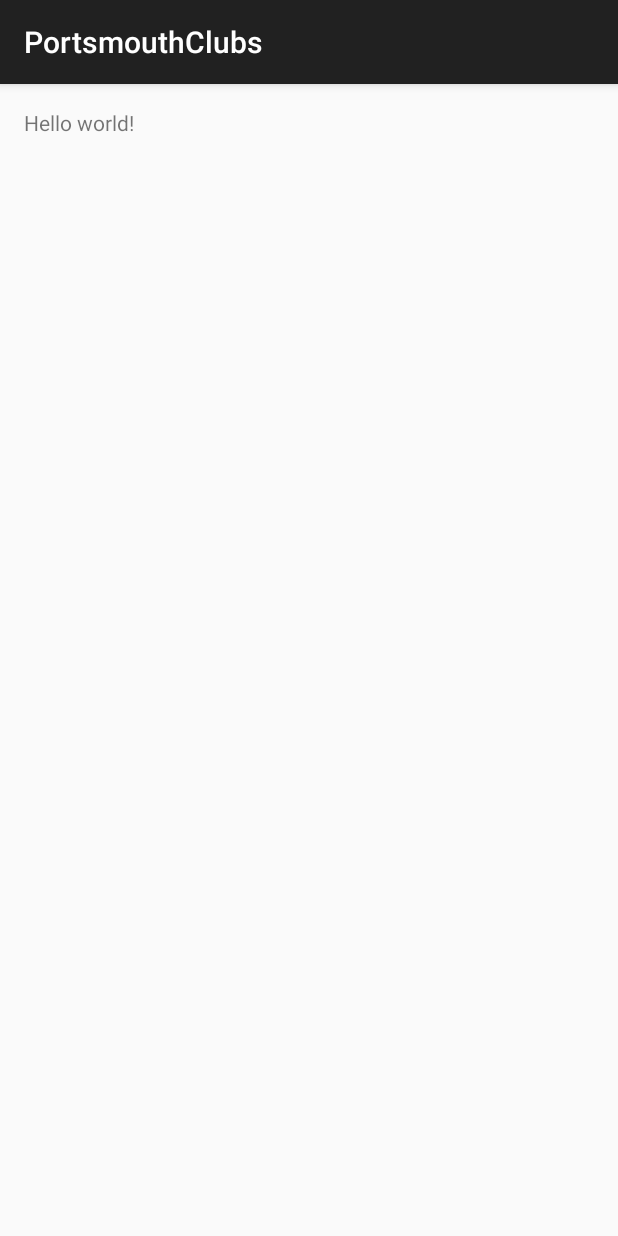
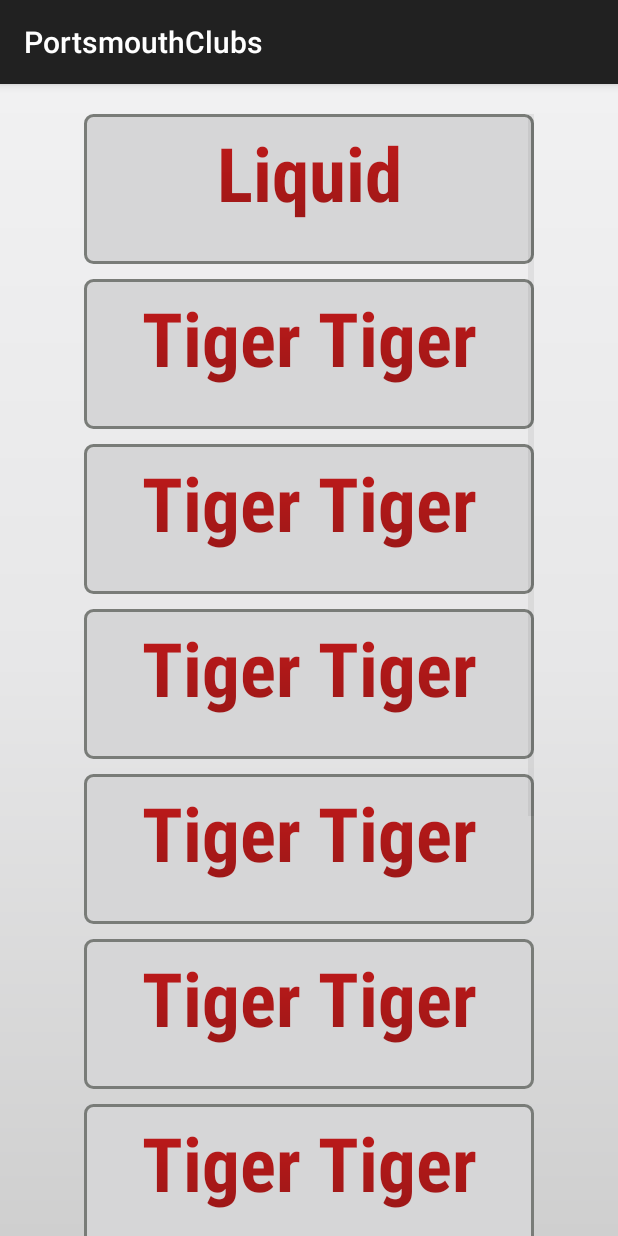
Before and after one commit to harrydet/GoOut, an Android app: the PortsmouthClubs screen opened directly, with no data from a screen before it, on a phone screen of 412 x 824 dp. Run offline under Robolectric (Android 15) with nearby library versions, the phone set to English and light mode, and no system bars.

Commit message:
Need bw to color anim

```diff
--- a/app/src/main/AndroidManifest.xml
+++ b/app/src/main/AndroidManifest.xml
@@ -19,6 +19,9 @@
         <activity
             android:name="com.example.gooutportsmouth.app.PortsmouthClubs"
             android:label="@string/title_activity_portsmouth_clubs" >
+            <meta-data
+                android:name="android.support.PARENT_ACTIVITY"
+                android:value="com.example.gooutportsmouth.MainActivity" />
         </activity>
     </application>
 
--- /dev/null
+++ b/app/src/main/java/com/example/gooutportsmouth/app/LazyAdapter.java
@@ -0,0 +1,64 @@
+package com.example.gooutportsmouth.app;
+
+/**
+ * Created by Harry on 2/26/14.
+ */
+
+
+import android.app.Activity;
+import android.content.Context;
+import android.graphics.Color;
+import android.graphics.LinearGradient;
+import android.graphics.Shader;
+import android.view.LayoutInflater;
+import android.view.View;
+import android.view.ViewGroup;
+import android.widget.BaseAdapter;
+import android.widget.TextView;
+
+import java.util.ArrayList;
+
+public class LazyAdapter extends BaseAdapter {
+
+    private Activity activity;
+    private static LayoutInflater inflater = null;
+    private ArrayList<String> data;
+
+    public LazyAdapter(Activity a, ArrayList<String> d) {
+        activity = a;
+        inflater = (LayoutInflater) activity.getSystemService(Context.LAYOUT_INFLATER_SERVICE);
+        data = d;
+    }
+
+    public int getCount() {
+        return data.size();
+    }
+
+    public Object getItem(int position) {
+        return position;
+    }
+
+    public long getItemId(int position) {
+        return position;
+    }
+
+    public View getView(int position, View convertView, ViewGroup parent) {
+        View vi = convertView;
+        if (convertView == null)
+            vi = inflater.inflate(R.layout.list_row, null);
+
+        TextView name = (TextView) vi.findViewById(R.id.club_name);
+        name.setText(data.get(position));
+        int[] color = {Color.rgb(196, 26, 26), Color.rgb(115, 20, 20)};
+        float[] place = {0, 1};
+        Shader.TileMode tile_mode0 = Shader.TileMode.REPEAT; // or TileMode.REPEAT;
+        LinearGradient lin_grad0 = new LinearGradient(0, 0, 0, 200, color, place, tile_mode0);
+        Shader shader_gradient0 = lin_grad0;
+        name.getPaint().setShader(shader_gradient0);
+
+        return vi;
+
+    }
+
+
+}
--- a/app/src/main/java/com/example/gooutportsmouth/app/MainActivity.java
+++ b/app/src/main/java/com/example/gooutportsmouth/app/MainActivity.java
@@ -1,6 +1,7 @@
 package com.example.gooutportsmouth.app;
 
 import android.app.Activity;
+import android.content.Intent;
 import android.os.Bundle;
 import android.view.View;
 import android.view.Window;
@@ -8,7 +9,7 @@ import android.view.animation.Animation;
 import android.view.animation.AnimationUtils;
 import android.widget.TextView;
 
-public class MainActivity extends Activity implements View.OnClickListener{
+public class MainActivity extends Activity implements View.OnClickListener {
 
 
     //Button animation variable
@@ -32,16 +33,17 @@ public class MainActivity extends Activity implements View.OnClickListener{
 
     @Override
     public void onClick(View v) {
-        if(v.getId() == R.id.town1text){
+        if (v.getId() == R.id.town1text) {
             v.startAnimation(animAlpha);
+            callPortsmouth(v);
         }
 
-        if(v.getId() == R.id.town2text){
+        if (v.getId() == R.id.town2text) {
             v.startAnimation(animAlpha);
         }
     }
 
-    public void setupWidgets(){
+    public void setupWidgets() {
         town1 = (TextView) findViewById(R.id.town1text);
         town1.setOnClickListener(this);
 
@@ -50,4 +52,9 @@ public class MainActivity extends Activity implements View.OnClickListener{
 
         animAlpha = AnimationUtils.loadAnimation(this, R.anim.anim_alpha);
     }
+
+    public void callPortsmouth(View v) {
+        Intent intent = new Intent(this, PortsmouthClubs.class);
+        startActivity(intent);
+    }
 }
--- a/app/src/main/java/com/example/gooutportsmouth/app/PortsmouthClubs.java
+++ b/app/src/main/java/com/example/gooutportsmouth/app/PortsmouthClubs.java
@@ -2,14 +2,57 @@ package com.example.gooutportsmouth.app;
 
 import android.os.Bundle;
 import android.support.v7.app.ActionBarActivity;
+import android.view.View;
+import android.view.Window;
+import android.view.animation.Animation;
+import android.view.animation.AnimationUtils;
+import android.widget.AdapterView;
+import android.widget.ListView;
 
-public class PortsmouthClubs extends ActionBarActivity {
+import java.util.ArrayList;
+
+public class PortsmouthClubs extends ActionBarActivity implements AdapterView.OnItemClickListener {
+
+    ArrayList<String> clubs;
+    ListView list;
+    LazyAdapter adapter;
+    Animation animAlpha;
 
     @Override
     protected void onCreate(Bundle savedInstanceState) {
         super.onCreate(savedInstanceState);
+
+        //Hide the title bar
+        this.requestWindowFeature(Window.FEATURE_NO_TITLE);
+
         setContentView(R.layout.activity_portsmouth_clubs);
+
+        clubs = new ArrayList<String>();
+        animAlpha = AnimationUtils.loadAnimation(this, R.anim.anim_alpha);
+
+        clubs.add("Liquid");
+        clubs.add("Tiger Tiger");
+        clubs.add("Tiger Tiger");
+        clubs.add("Tiger Tiger");
+        clubs.add("Tiger Tiger");
+        clubs.add("Tiger Tiger");
+        clubs.add("Tiger Tiger");
+        clubs.add("Tiger Tiger");
+        clubs.add("Tiger Tiger");
+        clubs.add("Tiger Tiger");
+        clubs.add("Tiger Tiger");
+
+
+        list = (ListView) findViewById(R.id.list);
+        adapter = new LazyAdapter(this, clubs);
+        list.setAdapter(adapter);
+        list.setOnItemClickListener(this);
+
+
     }
 
-
+    @Override
+    public void onItemClick(AdapterView<?> parent, View view, int position, long id) {
+        view.startAnimation(animAlpha);
+    }
 }
--- /dev/null
+++ b/app/src/main/res/anim/anim_row_item.xml
@@ -0,0 +1,11 @@
+<?xml version="1.0" encoding="utf-8"?>
+<set xmlns:android="http://schemas.android.com/apk/res/android"
+    android:interpolator="@android:anim/linear_interpolator">
+    <alpha
+        android:fromAlpha="0.1"
+        android:toAlpha="1"
+        android:duration="500"
+        android:repeatCount="1"
+        android:repeatMode="reverse" />
+
+</set>
--- /dev/null
+++ b/app/src/main/res/drawable-hdpi/list_background.xml
@@ -0,0 +1,12 @@
+<?xml version="1.0" encoding="utf-8"?>
+<shape
+    android:shape="rectangle"
+    xmlns:android="http://schemas.android.com/apk/res/android">
+
+    <gradient
+        android:startColor="#f1f1f2"
+        android:centerColor="#e7e7e8"
+        android:endColor="#cfcfcf"
+        android:angle="270" />
+
+</shape>
--- /dev/null
+++ b/app/src/main/res/drawable-hdpi/row_background.xml
@@ -0,0 +1,24 @@
+<?xml version="1.0" encoding="utf-8"?>
+<layer-list xmlns:android="http://schemas.android.com/apk/res/android">
+    <item
+        android:bottom="2dp"
+        android:left="2dp"
+        android:right="2dp"
+        android:top="2dp">
+        <bitmap android:src="@drawable/liquid">
+
+        </bitmap>
+    </item>
+    <item>
+        <shape
+            android:shape="rectangle"
+            android:innerRadius="5dp">
+            <corners android:radius="5dp" />
+            <stroke
+                android:color="#ff797c78"
+                android:width="2dp" />
+        </shape>
+
+
+    </item>
+</layer-list>
--- a/app/src/main/res/layout/activity_portsmouth_clubs.xml
+++ b/app/src/main/res/layout/activity_portsmouth_clubs.xml
@@ -1,16 +1,19 @@
-<RelativeLayout xmlns:android="http://schemas.android.com/apk/res/android"
-    xmlns:tools="http://schemas.android.com/tools"
-    android:layout_width="match_parent"
-    android:layout_height="match_parent"
-    android:paddingLeft="@dimen/activity_horizontal_margin"
-    android:paddingRight="@dimen/activity_horizontal_margin"
-    android:paddingTop="@dimen/activity_vertical_margin"
-    android:paddingBottom="@dimen/activity_vertical_margin"
-    tools:context="com.example.gooutportsmouth.app.PortsmouthClubs">
+<?xml version="1.0" encoding="utf-8"?>
+<LinearLayout xmlns:android="http://schemas.android.com/apk/res/android"
+    android:layout_width="fill_parent"
+    android:layout_height="fill_parent"
+    android:orientation="vertical"
+    android:gravity="center_horizontal"
+    android:background="@drawable/list_background">
 
-    <TextView
-        android:text="@string/hello_world"
-        android:layout_width="wrap_content"
-        android:layout_height="wrap_content" />
+    <ListView
+        android:id="@+id/list"
+        android:layout_width="300dp"
+        android:layout_height="wrap_content"
+        android:divider="@android:color/transparent"
+        android:dividerHeight="10dp"
+        android:headerDividersEnabled="true"
+        android:footerDividersEnabled="true"
+        android:layout_marginTop="20dp" />
 
-</RelativeLayout>
+</LinearLayout>
--- /dev/null
+++ b/app/src/main/res/layout/list_row.xml
@@ -0,0 +1,20 @@
+<?xml version="1.0" encoding="utf-8"?>
+<RelativeLayout xmlns:android="http://schemas.android.com/apk/res/android"
+    android:layout_width="fill_parent"
+    android:layout_height="60dp"
+    android:orientation="horizontal"
+    android:background="@drawable/row_background"
+    android:padding="5dip">
+
+    <TextView
+        android:id="@+id/club_name"
+        android:layout_width="match_parent"
+        android:layout_height="match_parent"
+        android:text="LIQUID"
+        android:textSize="50dp"
+        android:gravity="center"
+        android:textColor="#ff040503"
+        android:textStyle="bold"
+        android:fontFamily="sans-serif-condensed" />
+
+</RelativeLayout>
```
Also changed, not shown: app/src/main/res/drawable-xxhdpi/bokeh_bg.png (added).
